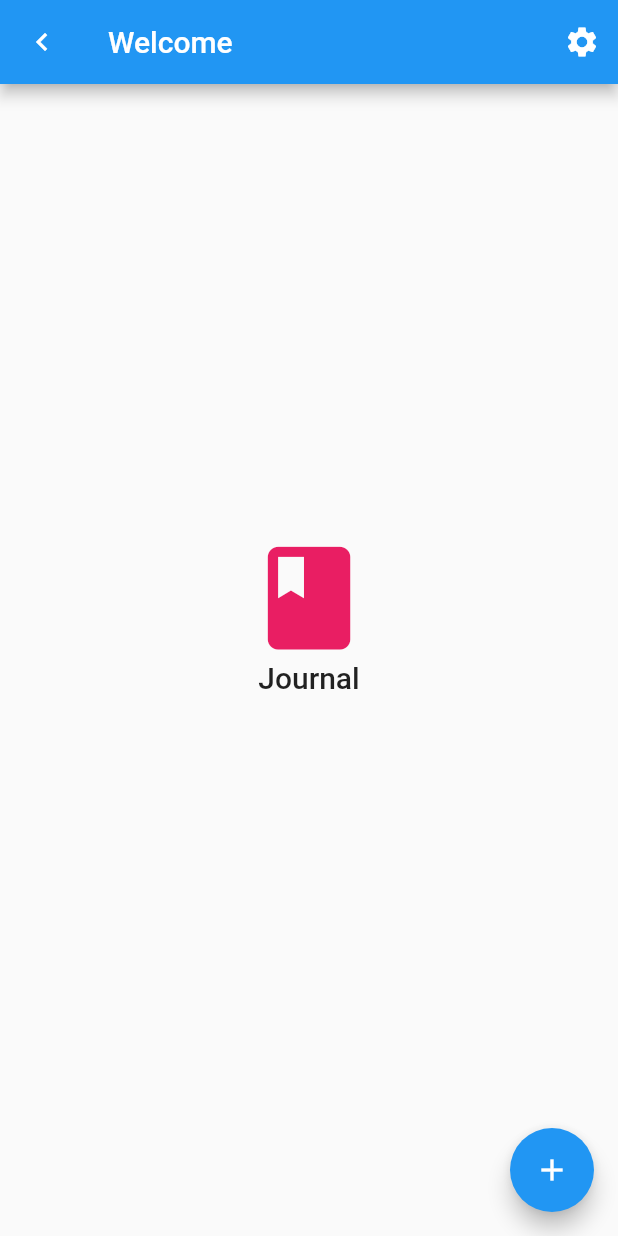
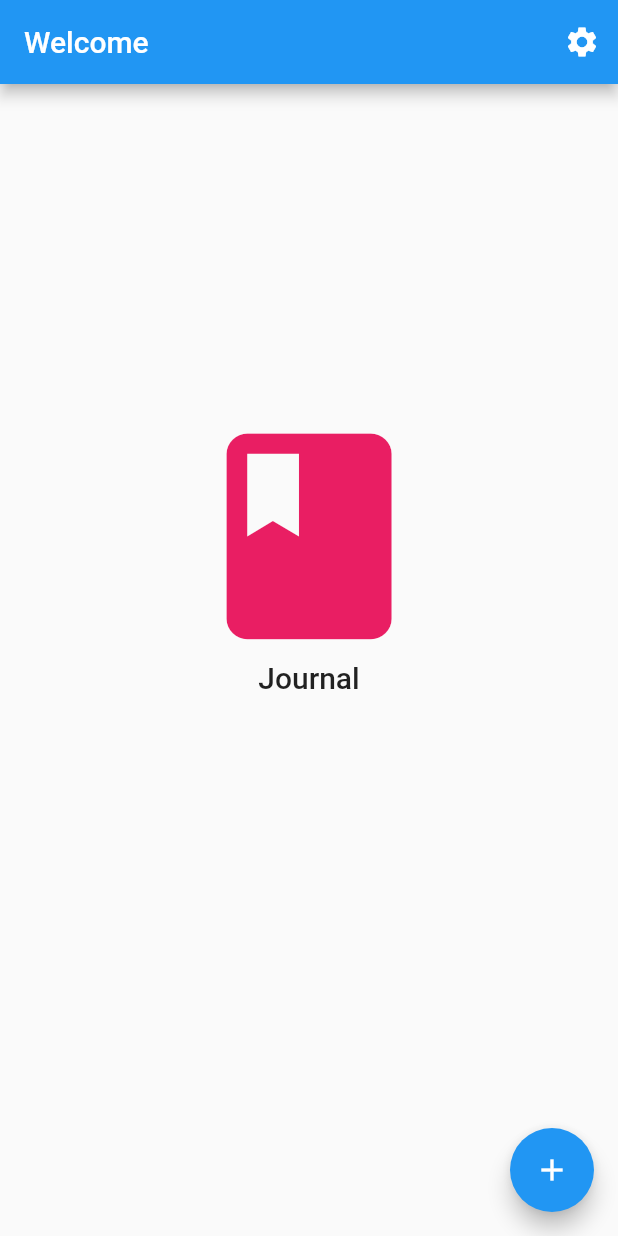
Before and after one commit to AprilCastaneda/journal, a Flutter app: the screen it shows after launch, on a phone screen of 412 x 824 dp. Run offline on Flutter 3.47's test engine with Material 2 defaults, Android fonts, the phone set to English and light mode, and no system bars; our stand-ins replace shared_preferences, sqflite; accounts and stored records are empty.

Commit message:
Placed back buttons on correct screens and put padding for Journal Entry screen

```diff
--- a/lib/screens/journal_entry_list.dart
+++ b/lib/screens/journal_entry_list.dart
@@ -77,8 +77,12 @@ class _JournalEntryListState extends State<JournalEntryList> {
 
   Widget verticalView(
       Function() setTheme, SharedPreferences prefs, bool vertical) {
+    var route = ModalRoute.of(context).settings.name;
     return JournalScaffold(
-        lgd: JournalBackButton(),
+        lgd: (route == NewEntry.routeName ||
+                route == JournalEntryScreen.routeName)
+            ? JournalBackButton()
+            : null,
         title: journal.isEmpty ? 'Welcome' : 'Journal Entries',
         child: journal.isEmpty
             ? Welcome()
@@ -90,8 +94,12 @@ class _JournalEntryListState extends State<JournalEntryList> {
 
   Widget horizontalView(Function() setTheme, SharedPreferences prefs,
       Arguments arguments, bool vertical) {
+    var route = ModalRoute.of(context).settings.name;
     return JournalScaffold(
-        lgd: JournalBackButton(),
+        lgd: (route == NewEntry.routeName ||
+                route == JournalEntryScreen.routeName)
+            ? JournalBackButton()
+            : null,
         title: journal.isEmpty ? 'Welcome' : 'Journal Entries',
         child: journal.isEmpty
             ? Welcome()
--- a/lib/screens/welcome.dart
+++ b/lib/screens/welcome.dart
@@ -26,7 +26,7 @@ class _WelcomeState extends State<Welcome> {
               Icon(
                 Icons.book,
                 color: Colors.pink,
-                size: MediaQuery.of(context).size.height * .1,
+                size: MediaQuery.of(context).size.height * .2,
               ),
             ],
           ),
--- a/lib/widgets/journal_back_button.dart
+++ b/lib/widgets/journal_back_button.dart
@@ -1,4 +1,5 @@
 import 'package:flutter/material.dart';
+import '../screens/welcome.dart';
 
 class JournalBackButton extends StatefulWidget {
   @override
@@ -10,7 +11,8 @@ class _JournalBackButtonState extends State<JournalBackButton> {
   Widget build(BuildContext context) {
     return GestureDetector(
       onTap: () {
-        Navigator.of(context).pop();
+        var route = ModalRoute.of(context).settings.name;
+        (route != Welcome.routeName) ? Navigator.of(context).pop() : null;
       },
       child: Icon(
         Icons.chevron_left,
--- a/lib/widgets/journal_entry_column.dart
+++ b/lib/widgets/journal_entry_column.dart
@@ -11,13 +11,17 @@ class JournalEntryColumn extends StatefulWidget {
 class _JournalEntryColumnState extends State<JournalEntryColumn> {
   @override
   Widget build(BuildContext context) {
-    return Column(
+    return Padding(
+      padding: EdgeInsets.symmetric(
+          vertical: MediaQuery.of(context).size.height * .03),
+      child: Column(
         crossAxisAlignment: CrossAxisAlignment.start,
         children: [
           journalEntryTitle(context),
           journalEntryBody(context),
           journalEntryRating(context),
         ],
+      ),
     );
   }
 
```
Lines whose indentation alone changed are shown as unchanged.
